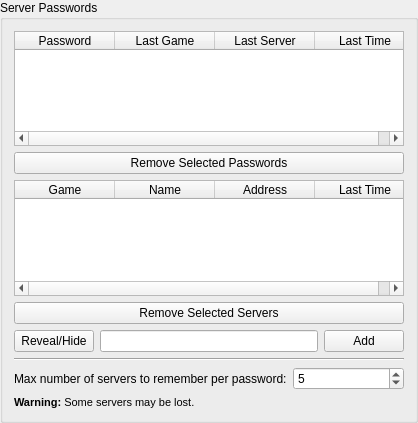
This is src/core/gui/configuration/cfgserverpasswords.ui in Destroyerrrocket/doomseeker-unofficial as Qt 5 draws it before an edit. The edited form follows.
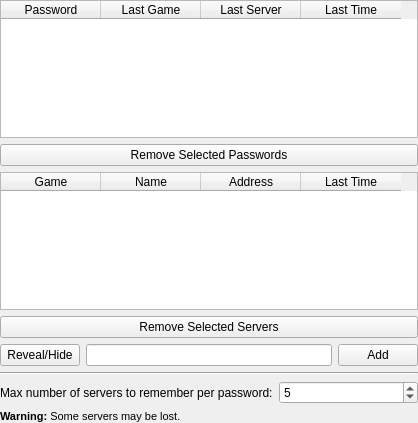
This is the edited form.

Commit message: - All configuration pages are now descendants of QWidget rather than QGroupBox. Configuration dialog is responsible for spawning the groupbox and inserting page within.

What changed in the file:
```diff
--- a/src/core/gui/configuration/cfgserverpasswords.ui
+++ b/src/core/gui/configuration/cfgserverpasswords.ui
@@ -1,7 +1,7 @@
 <?xml version="1.0" encoding="UTF-8"?>
 <ui version="4.0">
  <class>CFGServerPasswords</class>
- <widget class="QGroupBox" name="CFGServerPasswords">
+ <widget class="QWidget" name="CFGServerPasswords">
   <property name="geometry">
    <rect>
     <x>0</x>
@@ -10,13 +10,10 @@
     <height>423</height>
    </rect>
   </property>
-  <property name="windowTitle">
-   <string>GroupBox</string>
-  </property>
-  <property name="title">
-   <string>Server Passwords</string>
-  </property>
   <layout class="QVBoxLayout" name="verticalLayout">
+   <property name="margin">
+    <number>0</number>
+   </property>
    <item>
     <widget class="QTableWidget" name="tablePasswords">
      <property name="editTriggers">
```
The commit also changes 29 other files.
